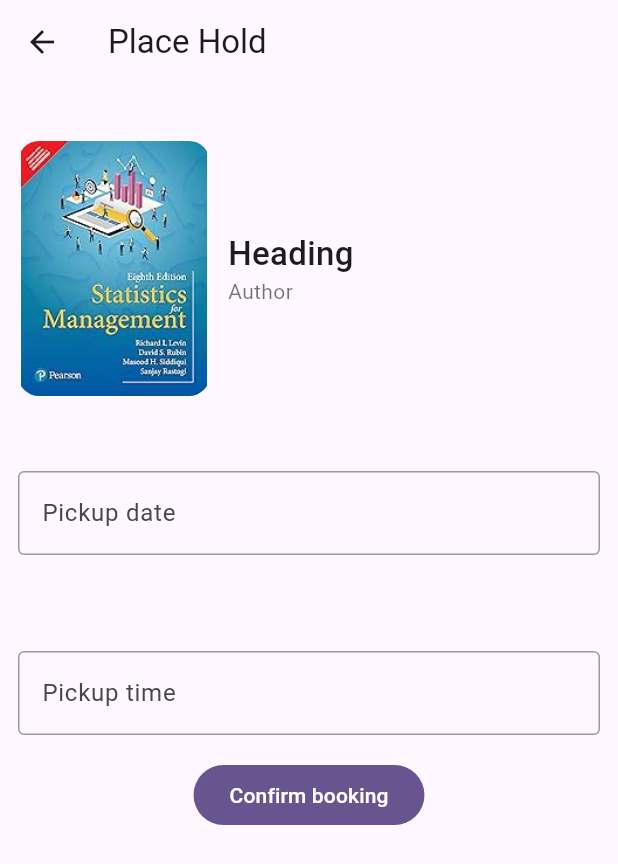
After one commit to FOSSCellNITCalicut/library-app, a Flutter app: the BookPage screen opened directly, after a tap on "Place Hold", on a phone screen of 412 x 824 dp. The commit adds this screen. Shown: the top 864 px of the screen. Run offline on Flutter 3.47's test engine with Material 3 defaults, Android fonts, the phone set to English and light mode, and no system bars; our stand-ins replace date_field, persistent_bottom_nav_bar_v2.

Commit message:
completed place hold screen

```diff
--- /dev/null
+++ b/lib/bookPage.dart
@@ -0,0 +1,437 @@
+import 'package:date_field/date_field.dart';
+import 'package:flutter/cupertino.dart';
+import 'package:flutter/material.dart';
+import 'package:intl/intl.dart';
+import 'package:library_nitc/globals.dart';
+import 'package:library_nitc/homePage.dart';
+import 'package:library_nitc/main.dart';
+import 'package:persistent_bottom_nav_bar_v2/persistent_bottom_nav_bar_v2.dart';
+
+class BookPage extends StatefulWidget {
+  const BookPage({super.key});
+
+
+
+  @override
+  State<StatefulWidget> createState() => _BookPageState();
+
+}
+
+class _BookPageState extends State<BookPage> {
+
+  @override
+  Widget build(BuildContext context) {
+    return Scaffold(
+      appBar: AppBar(
+        leading: IconButton(
+          onPressed: () {
+            Navigator.of(context).pop();
+          },
+          icon: Icon(Icons.arrow_back),
+        ),
+      ),
+
+      body: Padding(
+        padding: EdgeInsets.all(12),
+        child: Column(
+          crossAxisAlignment: CrossAxisAlignment.start,
+          children: [
+            BookDetailCard(),
+            SizedBox(height: 8,),
+            Text("Holdings (n)", style: TextStyle(fontWeight: FontWeight.w500, fontSize: 16),),
+            SizedBox(height: 8,),
+            Expanded(
+              child: HoldingsList(),
+            )
+          ],
+        ),
+      )
+    );
+  }
+
+}
+
+class BookDetailCard extends StatefulWidget {
+  @override
+  State<StatefulWidget> createState() => _BookDetailCardState();
+
+}
+
+class _BookDetailCardState extends State<BookDetailCard> {
+  var bookAvailable = true; // TODO : from backend
+  var placeHoldAvailable = true; // TODO : from backend
+
+  @override
+  Widget build(BuildContext context) {
+    return Container(
+      height: 222,
+      child: Column(
+        children: [
+          Row( // TODO use dynamic data
+            children: [
+              ClipRRect(
+                borderRadius: BorderRadius.circular(14),
+                child: Image.asset("assets/stats_book_temp.png", height: 170, width: 128,),
+              ),
+              Padding(
+                padding: EdgeInsets.all(12),
+                child: Column(
+                  crossAxisAlignment: CrossAxisAlignment.start,
+                  children: [
+                    Text("Heading", style: TextStyle(fontSize: 22, fontWeight: FontWeight.w500),),
+                    Text("Author", style: TextStyle(fontSize: 14, color: Colors.black54),),
+                    RichText(
+                        text: TextSpan(
+                            children: [
+                              TextSpan(text: "Status:", style: TextStyle(fontSize: 14, color: Colors.black54)),
+                              TextSpan(
+                                  text: bookAvailable ? "Available" : "Unavailable",
+                                  style: TextStyle(color: bookAvailable ? Colors.green : Colors.red)
+                              )
+                            ]
+                        )
+                    )
+                  ],
+                ),
+              )
+            ],
+          ),
+          SizedBox(height: 12,),
+          SizedBox(
+            height: 32,
+            child: Row(
+              children: [
+                OutlinedButton(
+                  onPressed: () {},
+                  style: ButtonStyle(
+                      shape: WidgetStateProperty.all<RoundedRectangleBorder>(
+                      RoundedRectangleBorder(
+                        borderRadius: BorderRadius.circular(8),
+                      )
+                    ),
+                  ),
+                  child: Text("Text", style: TextStyle(fontWeight: FontWeight.w500),),
+                ),
+                SizedBox(width: 8,),
+                OutlinedButton(
+                  onPressed: () {},
+                  style: ButtonStyle(
+                    shape: WidgetStateProperty.all<RoundedRectangleBorder>(
+                        RoundedRectangleBorder(
+                          borderRadius: BorderRadius.circular(8),
+                        )
+                    ),
+                  ),
+                  child: Text("General Books", style: TextStyle(fontWeight: FontWeight.w500),),
+                ),
+                Spacer(),
+                FilledButton.icon(
+                  onPressed: placeHoldAvailable ? () {
+                    pushWithNavBar(context, MaterialPageRoute(builder: (context) => PlaceHoldScreen()));
+                    // pushScreenWithNavBar(context, PlaceHoldScreen());
+                  } : null,
+                  style: ButtonStyle(
+                    shape: WidgetStateProperty.all<RoundedRectangleBorder>(
+                        RoundedRectangleBorder(
+                          borderRadius: BorderRadius.circular(8),
+                        )
+                    ),
+                  ),
+                  icon: Icon(Icons.bookmark),
+                  label: Text("Place Hold", style: TextStyle(fontWeight: FontWeight.w500),),
+                ),
+              ],
+            ),
+          )
+        ],
+      ),
+    );
+  }
+
+}
+class HoldingsList extends StatelessWidget {
+  @override
+  Widget build(BuildContext context) {
+    return ListView.builder(
+      itemCount: 7, // TODO backend
+      itemBuilder: (BuildContext context, int index) {
+        return Container(
+          color: Colors.deepPurple.shade50,
+          padding: EdgeInsets.all(12),
+          height: 85,
+          child: Column(
+            crossAxisAlignment: CrossAxisAlignment.start,
+            children: [
+              Row(
+                children: [
+                  Text("General Books"),
+                  Spacer(),
+                  Text("SL NO")
+                ],
+              ),
+              Text("Bar code: SOME CODE"),
+              Text("Library | Status <Availability>"),
+            ],
+          ),
+        );
+      },
+    );
+  }
+
+}
+
+class PlaceHoldScreen extends StatefulWidget {
+  const PlaceHoldScreen({super.key});
+
+  @override
+  State<StatefulWidget> createState() => _PlaceHoldScreenState();
+
+}
+
+class _PlaceHoldScreenState extends State<PlaceHoldScreen> {
+  TextEditingController _dateController = TextEditingController();
+  TextEditingController _timeController = TextEditingController();
+
+
+  @override
+  Widget build(BuildContext context) {
+    return Scaffold(
+      appBar: AppBar(
+        leading: IconButton(
+          onPressed: () {
+            Navigator.of(context).pop();
+          },
+          icon: Icon(Icons.arrow_back_outlined),
+        ),
+        title: Text("Place Hold"),
+      ),
+      body: Column(
+        children: [
+          Padding(
+            padding: EdgeInsets.all(12),
+            child: SizedBox(
+              height: 222,
+              child: Row(
+                children: [
+                  ClipRRect(
+                    borderRadius: BorderRadius.circular(14),
+                    child: Image.asset("assets/stats_book_temp.png", height: 170, width: 128,),
+                  ),
+                  Padding(
+                    padding: EdgeInsets.all(12),
+                    child: Column(
+                      crossAxisAlignment: CrossAxisAlignment.start,
+                      mainAxisAlignment: MainAxisAlignment.center,
+                      children: [
+                        Text("Heading", style: TextStyle(fontSize: 22, fontWeight: FontWeight.w500),),
+                        Text("Author", style: TextStyle(fontSize: 14, color: Colors.black54),),
+                      ],
+                    ),
+                  )
+                ],
+              ),
+            ),
+          ),
+          Padding(
+            padding: EdgeInsets.all(12),
+            child: Column(
+              children: [
+                TextField(
+                  decoration:InputDecoration(
+                      labelText: 'Pickup date',
+                      enabledBorder: OutlineInputBorder(
+                          borderSide: BorderSide(
+                              color: Colors.black38, width: 1
+                          )
+                      ),
+                      focusedBorder: OutlineInputBorder(
+                          borderSide: BorderSide(
+                              color: Colors.deepPurple, width: 1
+                          )
+                      )
+                  ),
+                  onTap: () {
+                    _selectDate();
+                  },
+                  controller: _dateController,
+                ),
+                SizedBox(height: 64,),
+                TextField(
+                  decoration: InputDecoration(
+                    labelText: 'Pickup time',
+                    enabledBorder: OutlineInputBorder(
+                      borderSide: BorderSide(
+                        color: Colors.black38, width: 1
+                      )
+                    ),
+                    focusedBorder: OutlineInputBorder(
+                      borderSide: BorderSide(
+                        color: Colors.deepPurple, width: 1
+                      )
+                    )
+                  ),
+                  onTap: () {
+                    _selectTime();
+                  },
+                  controller: _timeController,
+                ),
+                SizedBox(height: 16,),
+                FilledButton(
+                  onPressed: () {
+                    final regex = RegExp(r'^([01]\d|2[0-3]):([0-5]\d)$'); // for time validation
+
+                    final pickupDate = _dateController.text;
+                    final pickupTime = _timeController.text;
+
+                    if(DateTime.tryParse(pickupDate) == null || !regex.hasMatch(pickupTime)){
+                      showDialog(
+                          context: context,
+                          builder: (BuildContext context) => AlertDialog(
+                            title: const Text("Invalid date or time entered"),
+                            actions: [
+                              TextButton(
+                                onPressed: () {
+                                  Navigator.of(context).pop();
+                                  _dateController.text = '';
+                                  _timeController.text = '';
+                                },
+                                child: const Text("OK"),
+                              )
+                            ],
+                          )
+                      );
+                    } else {
+                      print("$pickupTime, $pickupDate");
+                      // TODO : send data to backend
+
+                      pushScreenWithNavBar(context, ConfirmedBookingPage());
+
+                      // showDialog(
+                      //   context: context,
+                      //   builder: (BuildContext context) => AlertDialog(
+                      //     title: const Text("Holding Confirmed"),
+                      //     actions: [
+                      //       TextButton(
+                      //         onPressed: () {
+                      //           print("sigma");
+                      //           popAllScreensOfCurrentTab(context);
+                      //         },
+                      //         child: const Text("Return to home page"),
+                      //       )
+                      //     ],
+                      //   )
+                      // );
+                    }
+
+                  },
+                  child: Text("Confirm booking"),
+                )
+              ],
+            ),
+          )
+        ],
+      )
+    );
+  }
+
+  Future<void> _selectDate() async {
+    DateTime? _picked = await showDatePicker(
+      context: context,
+      firstDate: DateTime.now(),
+      lastDate: DateTime.now().add(Duration(days: 30))
+    );
+
+    if(_picked != null){
+      setState(() {
+        _dateController.text = _picked.toString().split(" ")[0];
+      });
+    }
+    }
+
+  String format24Hour(TimeOfDay time) {
+    final hours = time.hour.toString().padLeft(2, '0');
+    final minutes = time.minute.toString().padLeft(2, '0');
+    return '$hours:$minutes';
+  }
+
+  Future<void> _selectTime() async {
+
+    TimeOfDay? _pickedTime = await showTimePicker(
+      context: context,
+      initialTime: TimeOfDay.now(),
+      initialEntryMode: TimePickerEntryMode.dial,
+      builder: (BuildContext context, Widget? child) {
+        return MediaQuery(
+          data: MediaQuery.of(context).copyWith(alwaysUse24HourFormat: true),
+          child: child!,
+        );
+      }
+    );
+
+    if(_pickedTime != null){
+      setState(() {
+        _timeController.text = format24Hour(_pickedTime);
+      });
+    }
+
+  }
+
+}
+
+class ConfirmedBookingPage extends StatelessWidget {
+  const ConfirmedBookingPage({super.key});
+
+  @override
+  Widget build(BuildContext context) {
+    return Scaffold(
+      appBar: AppBar(
+        leading: IconButton(
+          onPressed: () {
+            Navigator.of(context).pop();
+          },
+          icon: Icon(Icons.arrow_back_outlined),
+        ),
+        title: Text("Place Hold"),
+      ),
+      body: Column(
+        children: [
+          Padding(
+            padding: EdgeInsets.all(12),
+            child: SizedBox(
+              height: 222,
+              child: Row(
+                children: [
+                  ClipRRect(
+                    borderRadius: BorderRadius.circular(14),
+                    child: Image.asset("assets/stats_book_temp.png", height: 170, width: 128,),
+                  ),
+                  Padding(
+                    padding: EdgeInsets.all(12),
+                    child: Column(
+                      mainAxisAlignment: MainAxisAlignment.center,
+                      crossAxisAlignment: CrossAxisAlignment.center,
+                      children: [
+                        Text("Heading", style: TextStyle(fontSize: 22, fontWeight: FontWeight.w500),),
+                        Text("Author", style: TextStyle(fontSize: 14, color: Colors.black54),),
+                      ],
+                    ),
+                  )
+                ],
+              ),
+            ),
+          ),
+          SizedBox(height: 16,),
+          Text("Holding Confirmed!", style: TextStyle(fontSize: 18, fontWeight: FontWeight.w500),),
+          SizedBox(height: 16,),
+          FilledButton(
+            onPressed: () {
+              popAllScreensOfCurrentTab(context);
+            },
+            child: Text("Return to home page"),
+          )
+        ],
+      ),
+    );
+  }
+
+}
--- /dev/null
+++ b/lib/globals.dart
@@ -0,0 +1,3 @@
+import 'package:persistent_bottom_nav_bar_v2/persistent_bottom_nav_bar_v2.dart';
+
+PersistentTabController persistentTabController = PersistentTabController(initialIndex: 0);
--- a/pubspec.yaml
+++ b/pubspec.yaml
@@ -36,6 +36,8 @@ dependencies:
   # Use with the CupertinoIcons class for iOS style icons.
   cupertino_icons: ^1.0.8
   persistent_bottom_nav_bar_v2: ^6.0.1
+  date_field: ^6.0.3+1
+  intl: ^0.20.2
 
 dev_dependencies:
   flutter_test:
```
Also changed, not shown: lib/homePage.dart (+13 -3 lines), lib/main.dart (+14 -1 lines), pubspec.lock.
